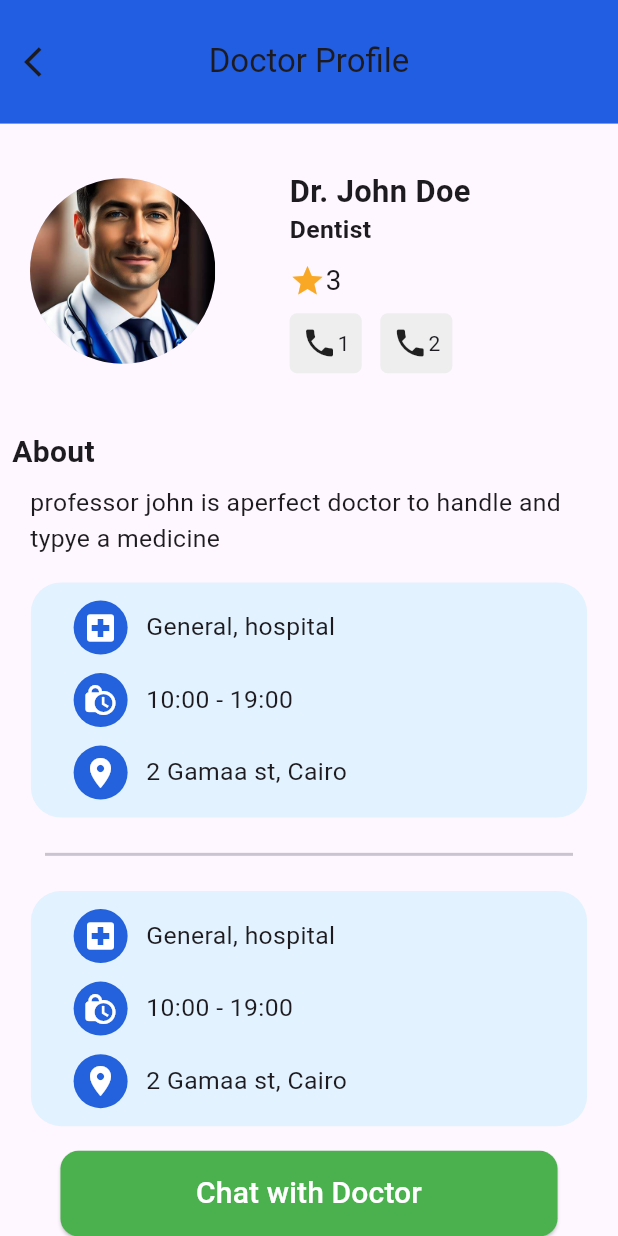
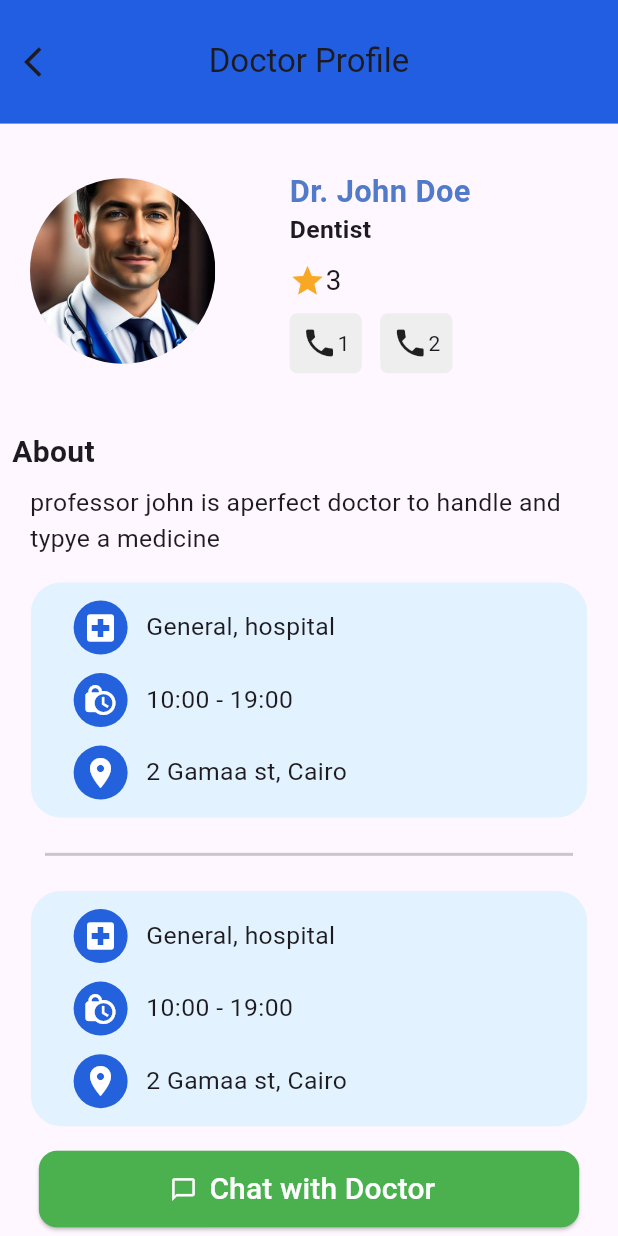
Before and after one commit to elhamdullah/flutter_first_task, a Flutter app: the screen it shows after launch, on a phone screen of 412 x 824 dp. Run offline on Flutter 3.47's test engine with Material 3 defaults, Android fonts, the phone set to English and light mode, and no system bars.

Commit message:
button click with IconData

```diff
--- a/lib/pages/home_screen.dart
+++ b/lib/pages/home_screen.dart
@@ -45,6 +45,7 @@ class HomeScreen extends StatelessWidget {
                             style: TextStyle(
                               fontSize: mediaquery.width * 0.05,
                               fontWeight: FontWeight.bold,
+                              color: Color(0xff517ac8),
                             ),
                           ),
                           Text(
@@ -113,13 +114,14 @@ class HomeScreen extends StatelessWidget {
             SizedBox(height: mediaquery.height * 0.02,),
 
             ButtonClickScreen(
+              icon: Icons.chat_bubble_outline,
               color: Color(0xff4ab14e),
               label: "Chat with Doctor",
             ),
             SizedBox(height: mediaquery.height * 0.01,),
             ButtonClickScreen(
               color: Color(0xff205ee3),
-              label: "Book an Appointment",
+              label: "Book Appointment",
             ),
 
 
--- a/lib/widget/button_click_screen.dart
+++ b/lib/widget/button_click_screen.dart
@@ -1,10 +1,11 @@
 import 'package:flutter/material.dart';
 
 class ButtonClickScreen extends StatelessWidget {
-  const ButtonClickScreen({super.key, required this.color, required this.label});
+  const ButtonClickScreen({super.key, required this.color, required this.label,  this.icon});
 
   final Color color;
   final String label;
+  final IconData? icon;
 
   @override
   Widget build(BuildContext context) {
@@ -22,8 +23,21 @@ class ButtonClickScreen extends StatelessWidget {
         ),
         onPressed: () {},
         child:  Padding(
-          padding: const EdgeInsets.all(8.0),
-          child: Text(label,style: const TextStyle(fontSize: 20),),
+          padding: const EdgeInsets.all(5.0),
+          child: Container(
+            width: mediaquery.width*0.45,
+            child: SingleChildScrollView(
+              physics: AlwaysScrollableScrollPhysics(),
+              scrollDirection: Axis.horizontal,
+              child: Row(
+                children: [
+                  Icon(icon),
+                  SizedBox(width: mediaquery.width*0.02,),
+                  Text(label,style: const TextStyle(fontSize: 20),),
+                ],
+              ),
+            ),
+          ),
         ),
       ),
     );
```
